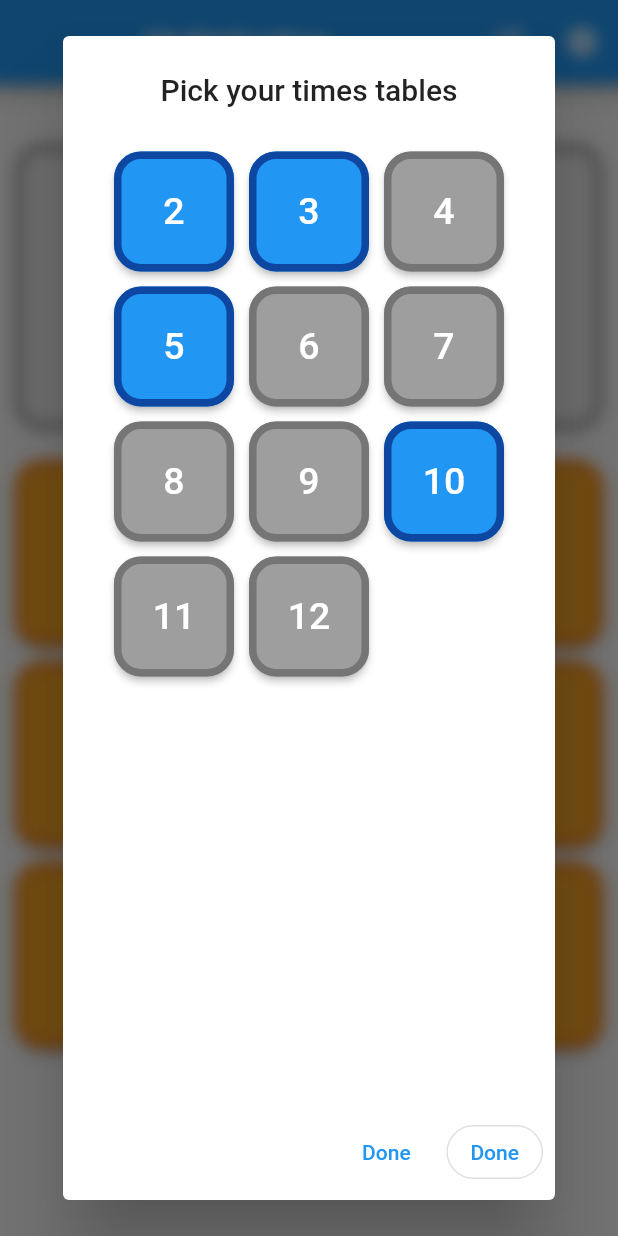
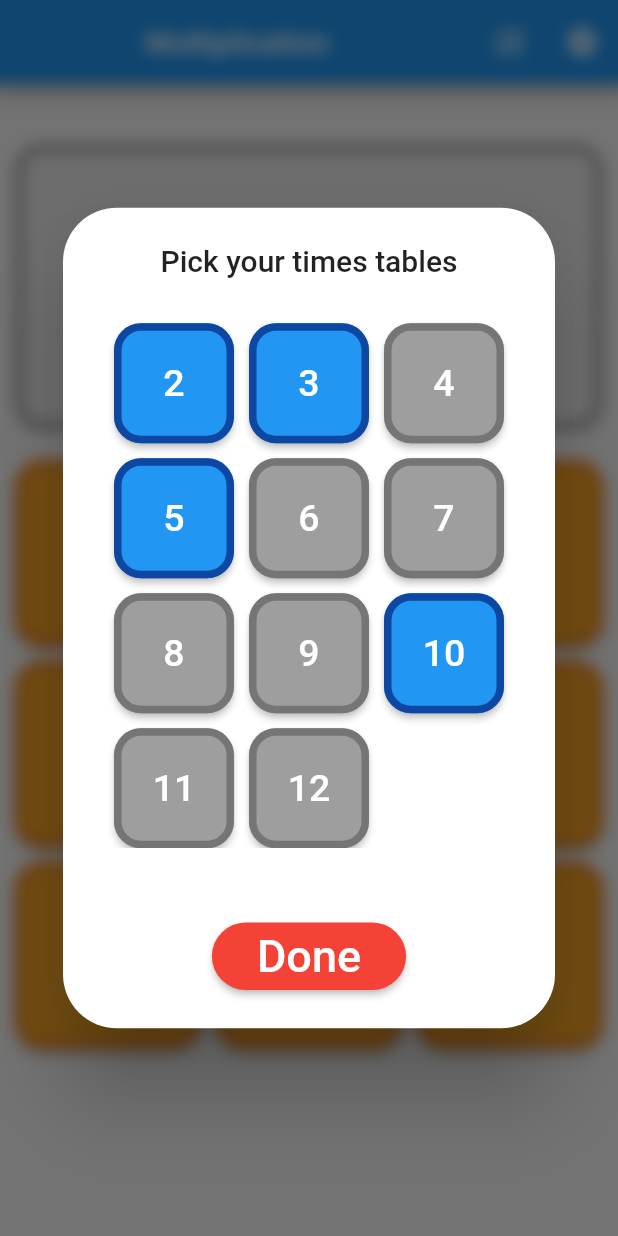
Before and after one commit to Sheppio/multiplication, a Flutter app: the screen it shows after launch, after a tap on the "format list numbered" icon, on a phone screen of 412 x 824 dp. Run offline on Flutter 3.47's test engine with Material 2 defaults, Android fonts, the phone set to English and light mode, and no system bars; our stand-ins replace flutter_riverpod, freezed_annotation.

Commit message:
shape/button improvements to multiplier settings dialog

```diff
--- a/lib/main.dart
+++ b/lib/main.dart
@@ -109,32 +109,50 @@ class _MQAPageState extends ConsumerState<MQAPage> {
               tooltip: 'Show Snackbar',
               onPressed: () {
                 showDialog(
+                    barrierDismissible: false,
                     context: context,
                     builder: (context) {
                       return BackdropFilter(
                         filter: ImageFilter.blur(sigmaX: 5, sigmaY: 5),
                         child: AlertDialog(
+                          shape: RoundedRectangleBorder(
+                              borderRadius: BorderRadius.circular(36.0)),
                           title: Center(child: Text('Pick your times tables')),
                           content: SettingsToggleGroup(
                               buttonStyleCorrect: buttonStyleSelected,
                               buttonStyleStandard: buttonStyleUnselected),
                           actions: <Widget>[
-                            TextButton(
-                                onPressed: () {
-                                  Navigator.pop(context);
-                                },
-                                child: Text('Done')),
-                            OutlinedButton(
+                            Center(
+                              child: Padding(
+                                padding: const EdgeInsets.all(16.0),
+                                child: ElevatedButton(
                                   onPressed: () {
                                     Navigator.pop(context);
                                   },
                                   style: ButtonStyle(
-                                shape: MaterialStateProperty.all(
+                                      padding:
+                                          MaterialStateProperty.all<EdgeInsets>(
+                                              EdgeInsets.symmetric(
+                                                  horizontal: 30, vertical: 5)),
+                                      foregroundColor:
+                                          MaterialStateProperty.all<Color>(
+                                              Colors.white),
+                                      backgroundColor:
+                                          MaterialStateProperty.all<Color>(
+                                              Colors.red),
+                                      shape: MaterialStateProperty.all<
+                                              RoundedRectangleBorder>(
                                           RoundedRectangleBorder(
                                         borderRadius:
-                                            BorderRadius.circular(30.0))),
+                                            BorderRadius.circular(36.0),
+                                        //side: BorderSide(color: Colors.red.shade900)
+                                      ))),
+                                  child: const Text(
+                                    "Done",
+                                    style: TextStyle(fontSize: 30),
                                   ),
-                              child: const Text("Done"),
+                                ),
+                              ),
                             )
                           ],
                         ),
@@ -251,10 +269,13 @@ class SettingsToggleGroup extends ConsumerWidget {
         .watch(mSettingsNotifier.select((state) => state.multiplierSettings));
 
     return Column(
+      mainAxisSize: MainAxisSize.min,
+      mainAxisAlignment: MainAxisAlignment.center,
       children: [
-        Expanded(
-          child: Container(
+        Container(
+          //color: Colors.deepPurple,
           width: 280,
+          height: 360,
           child: GridView.count(
             padding: EdgeInsets.all(5),
             crossAxisCount: 3,
@@ -290,7 +311,6 @@ class SettingsToggleGroup extends ConsumerWidget {
                 ),
               );
             }).toList(),
-            ),
           ),
         ),
       ],
```
Lines whose indentation alone changed are shown as unchanged.
